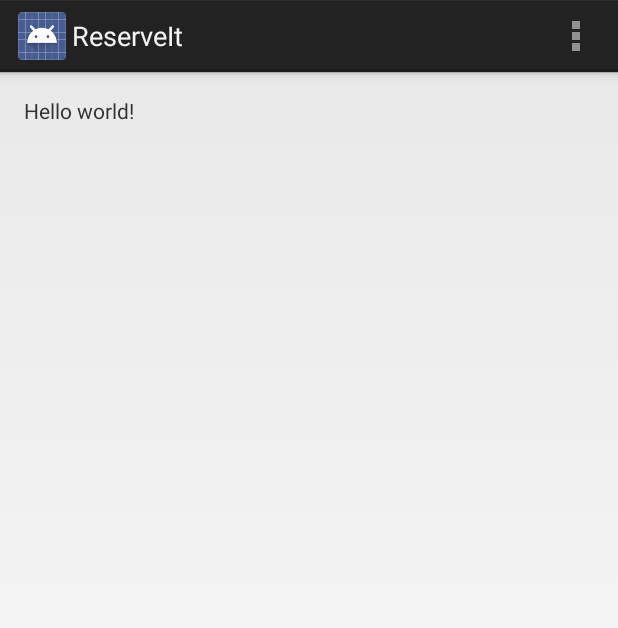
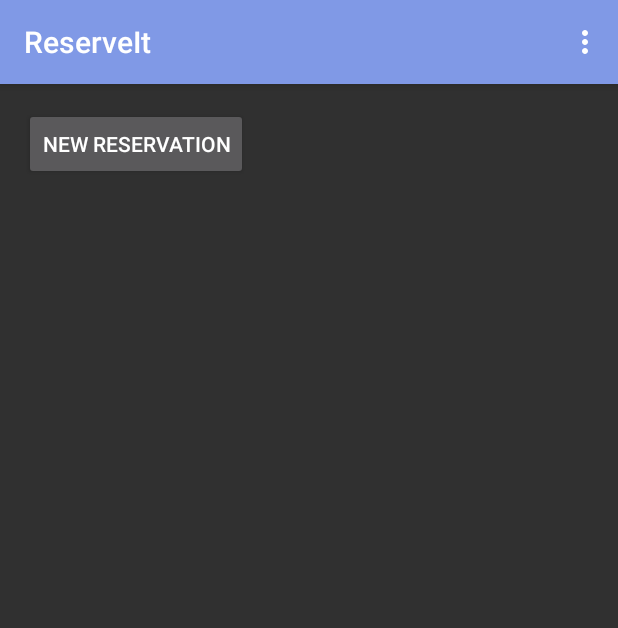
Before and after one commit to Stein-Net/ReserveIt, an Android app: the screen it shows after launch (WelcomeActivity), on a phone screen of 412 x 824 dp. Shown: the top 628 px of the screen. Run offline under Robolectric (Android 15) with nearby library versions, the phone set to English and light mode, and no system bars.

Commit message:
Updates :D

```diff
--- a/app/build.gradle
+++ b/app/build.gradle
@@ -1,8 +1,8 @@
 apply plugin: 'com.android.application'
 
 android {
-    compileSdkVersion 20
-    buildToolsVersion "19.1.0"
+    compileSdkVersion 'android-L'
+    buildToolsVersion '19.1.0'
 
     defaultConfig {
         applicationId "net.stein13.reserveit"
--- a/app/src/main/res/layout/activity_welcome.xml
+++ b/app/src/main/res/layout/activity_welcome.xml
@@ -8,9 +8,13 @@
     android:paddingBottom="@dimen/activity_vertical_margin"
     tools:context=".WelcomeActivity">
 
-    <TextView
-        android:text="@string/hello_world"
+
+    <Button
         android:layout_width="wrap_content"
-        android:layout_height="wrap_content" />
-
+        android:layout_height="wrap_content"
+        android:text="@string/newreserv"
+        android:id="@+id/button"
+        android:layout_alignParentTop="true"
+        android:layout_alignParentLeft="true"
+        android:layout_alignParentStart="true" />
 </RelativeLayout>
--- a/app/src/main/res/values/strings.xml
+++ b/app/src/main/res/values/strings.xml
@@ -4,5 +4,6 @@
     <string name="app_name">ReserveIt</string>
     <string name="hello_world">Hello world!</string>
     <string name="action_settings">Settings</string>
+    <string name="newreserv">New Reservation</string>
 
 </resources>
--- a/app/src/main/res/values/styles.xml
+++ b/app/src/main/res/values/styles.xml
@@ -1,8 +1,12 @@
 <resources>
-
-    <!-- Base application theme. -->
-    <style name="AppTheme" parent="android:Theme.Holo.Light.DarkActionBar">
-        <!-- Customize your theme here. -->
+    <!-- inherit from the material theme -->
+    <style name="AppTheme" parent="android:Theme.Material">
+        <!-- Main theme colors -->
+        <!--   your app's branding color (for the app bar) -->
+        <item name="android:colorPrimary">#8099E6</item>
+        <!--   darker variant of colorPrimary (for status bar, contextual app bars) -->
+        <item name="android:colorPrimaryDark">#4D5C8A</item>
+        <!--   theme UI controls like checkboxes and text fields -->
+        <item name="android:colorAccent">#66CCFF</item>
     </style>
-
 </resources>
```
Also changed, not shown: 1 other file.
